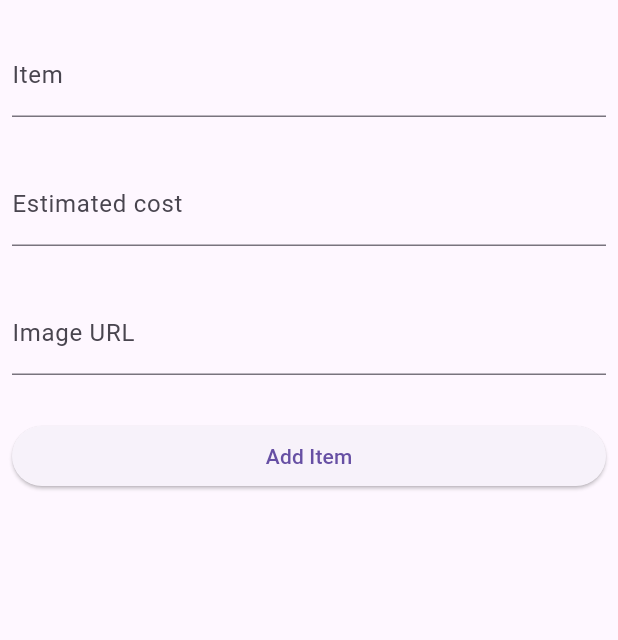
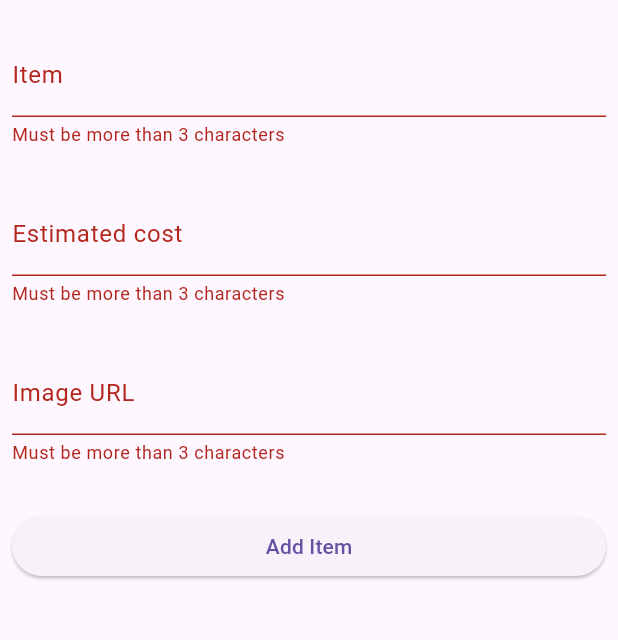
Before and after one commit to asvpxvivien/bucketList_app, a Flutter app: the AddBucketListScreen screen opened directly with empty values, after a tap on "Add Item", on a phone screen of 412 x 824 dp, the part 63-703 px from its top. Run offline on Flutter 3.47's test engine with Material 3 defaults, Android fonts, the phone set to English and light mode, and no system bars; our stand-ins replace dio; network calls fail.

```diff
--- a/lib/add_BucketList.dart
+++ b/lib/add_BucketList.dart
@@ -34,23 +34,54 @@ class _AddBucketListScreenState extends State<AddBucketListScreen> {
 
   @override
   Widget build(BuildContext context) {
+    var addForm = GlobalKey<FormState>();
+
     return Scaffold(
       appBar: AppBar(title: Text("Add Bucket List")),
       body: Padding(
         padding: const EdgeInsets.all(8.0),
+        child: Form(
+          key: addForm,
           child: Column(
             children: [
-            TextField(
+              TextFormField(
+                autovalidateMode: AutovalidateMode.onUserInteraction,
+                validator: (value) {
+                  if (value.toString().length < 3) {
+                    return "Must be more than 3 characters";
+                  }
+                  if (value == null || value.isEmpty) {
+                    return "This must not be empty";
+                  }
+                },
                 controller: itemText,
                 decoration: InputDecoration(label: Text("Item")),
               ),
               SizedBox(height: 30),
-            TextField(
+              TextFormField(
+                autovalidateMode: AutovalidateMode.onUserInteraction,
+                validator: (value) {
+                  if (value.toString().length < 3) {
+                    return "Must be more than 3 characters";
+                  }
+                  if (value == null || value.isEmpty) {
+                    return "This must not be empty";
+                  }
+                },
                 controller: costText,
                 decoration: InputDecoration(label: Text("Estimated cost")),
               ),
               SizedBox(height: 30),
-            TextField(
+              TextFormField(
+                autovalidateMode: AutovalidateMode.onUserInteraction,
+                validator: (value) {
+                  if (value.toString().length < 3) {
+                    return "Must be more than 3 characters";
+                  }
+                  if (value == null || value.isEmpty) {
+                    return "This must not be empty";
+                  }
+                },
                 controller: imageURLText,
                 decoration: InputDecoration(label: Text("Image URL")),
               ),
@@ -59,7 +90,11 @@ class _AddBucketListScreenState extends State<AddBucketListScreen> {
                 children: [
                   Expanded(
                     child: ElevatedButton(
-                    onPressed: addData,
+                      onPressed: () {
+                        if (addForm.currentState!.validate()) {
+                          addData();
+                        }
+                      },
                       child: Text("Add Item"),
                     ),
                   ),
@@ -68,6 +103,7 @@ class _AddBucketListScreenState extends State<AddBucketListScreen> {
             ],
           ),
         ),
+      ),
     );
   }
 }
```
Lines whose indentation alone changed are shown as unchanged.
